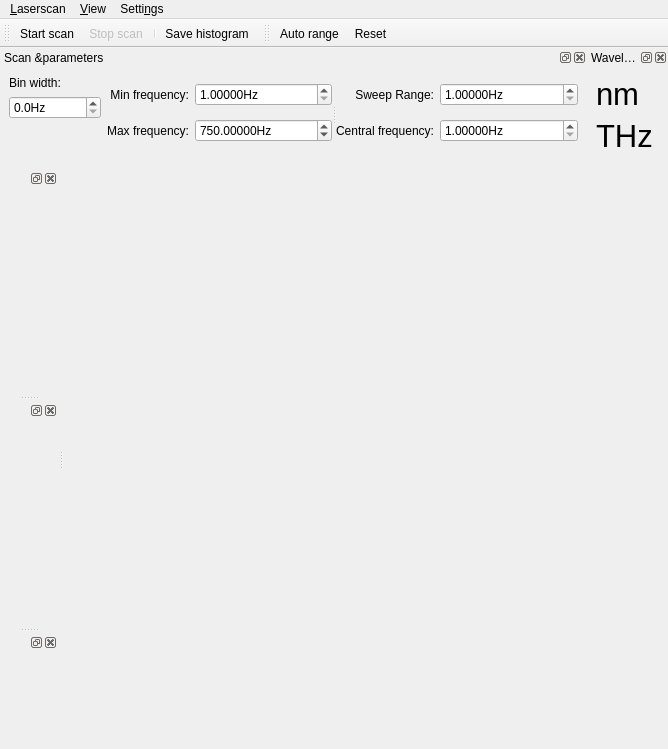
This is src/qudi/gui/wavemeter/ui_scanwindow.ui in bbuusshh/scudi as Qt 5 draws it before an edit. The edited form follows.
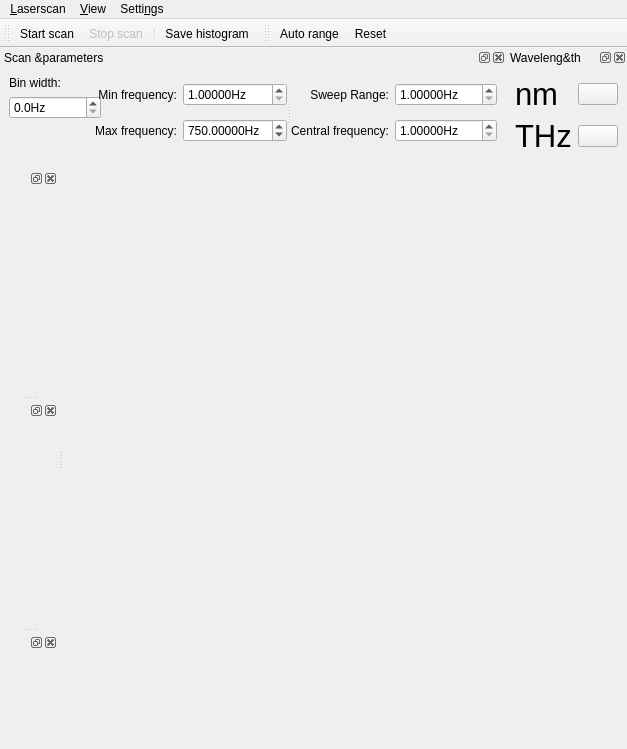
This is the edited form. Icons and pictures are not drawn. Custom widgets are drawn as their Qt base class.

```diff
--- a/src/qudi/gui/wavemeter/ui_scanwindow.ui
+++ b/src/qudi/gui/wavemeter/ui_scanwindow.ui
@@ -6,7 +6,7 @@
    <rect>
     <x>0</x>
     <y>0</y>
-    <width>668</width>
+    <width>626</width>
     <height>749</height>
    </rect>
   </property>
@@ -25,7 +25,7 @@
     <rect>
      <x>0</x>
      <y>0</y>
-     <width>668</width>
+     <width>626</width>
      <height>21</height>
     </rect>
    </property>
@@ -365,6 +365,32 @@
        </property>
       </widget>
      </item>
+     <item row="0" column="1">
+      <widget class="QPushButton" name="wavelength_pushButton">
+       <property name="sizePolicy">
+        <sizepolicy hsizetype="Fixed" vsizetype="Fixed">
+         <horstretch>0</horstretch>
+         <verstretch>0</verstretch>
+        </sizepolicy>
+       </property>
+       <property name="text">
+        <string/>
+       </property>
+      </widget>
+     </item>
+     <item row="1" column="1">
+      <widget class="QPushButton" name="freq_pushButton">
+       <property name="sizePolicy">
+        <sizepolicy hsizetype="Fixed" vsizetype="Fixed">
+         <horstretch>0</horstretch>
+         <verstretch>0</verstretch>
+        </sizepolicy>
+       </property>
+       <property name="text">
+        <string/>
+       </property>
+      </widget>
+     </item>
     </layout>
    </widget>
   </widget>
```
